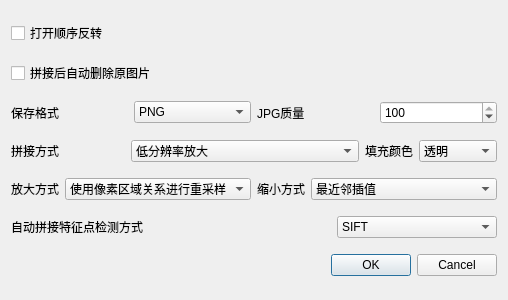
First picture: the form in settingwindow.ui, repository JKWTCN/ImageSplicing, before the edit.
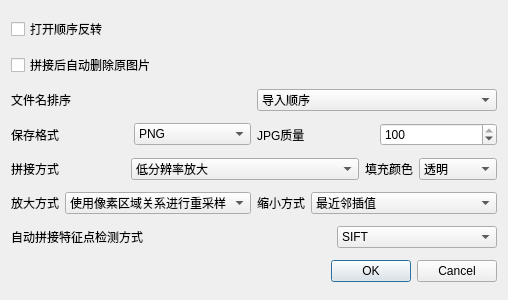
Second picture: the form after the edit.

Commit message: feat:增加导入文件按数字排序功能;

```diff
--- a/settingwindow.ui
+++ b/settingwindow.ui
@@ -28,6 +28,36 @@
      </property>
     </widget>
    </item>
+   <item>
+    <layout class="QHBoxLayout" name="horizontalLayout_fileSort">
+     <item>
+      <widget class="QLabel" name="label_fileSort">
+       <property name="text">
+        <string>文件名排序</string>
+       </property>
+      </widget>
+     </item>
+     <item>
+      <widget class="QComboBox" name="comboBox_fileSort">
+       <item>
+        <property name="text">
+         <string>导入顺序</string>
+        </property>
+       </item>
+       <item>
+        <property name="text">
+         <string>顺序</string>
+        </property>
+       </item>
+       <item>
+        <property name="text">
+         <string>倒序</string>
+        </property>
+       </item>
+      </widget>
+     </item>
+    </layout>
+   </item>
    <item>
     <layout class="QHBoxLayout" name="horizontalLayout_10">
      <item>
```
The commit also changes 6 other files.
